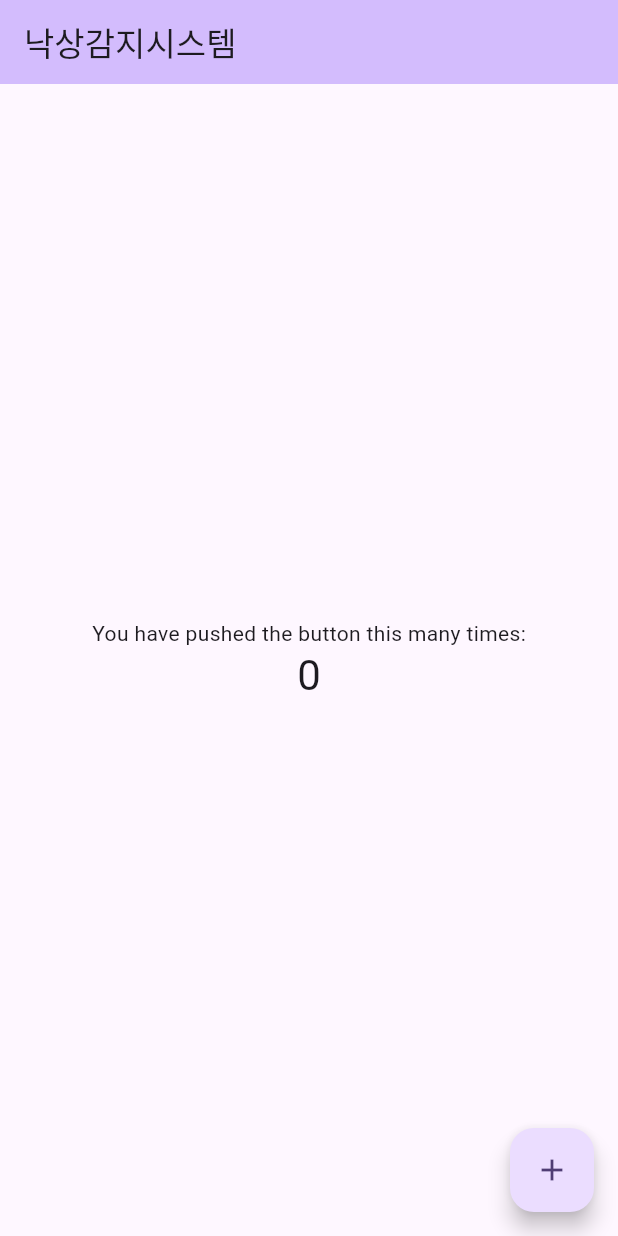
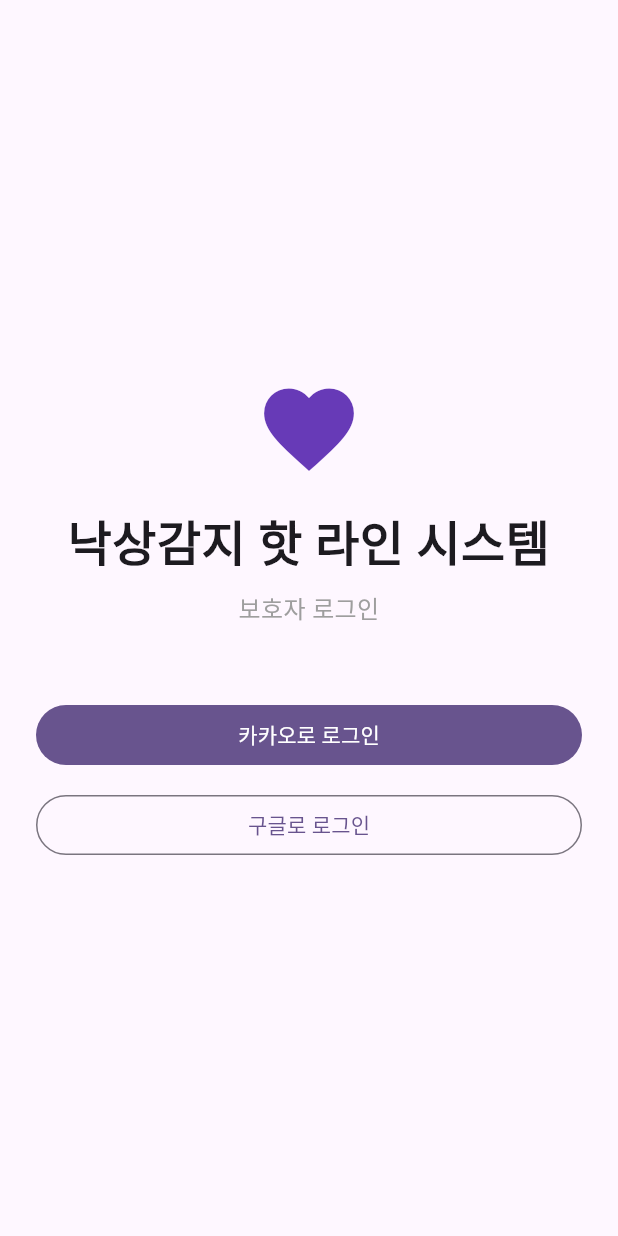
Before and after one commit to cherrishbombti/Cherrishbomb_APP, a Flutter app: the screen it shows after launch, on a phone screen of 412 x 824 dp. Run offline on Flutter 3.47's test engine with Material 3 defaults, Android fonts, the phone set to English and light mode, and no system bars.

Commit message:
feat: 보호자 로그인 화면 UI 및 화면 이동 구현 (#1)

```diff
--- a/lib/main.dart
+++ b/lib/main.dart
@@ -1,122 +1,105 @@
 import 'package:flutter/material.dart';
 
+// 앱의 시작점. 여기서 앱 전체를 실행한다.
 void main() {
-  runApp(const MyApp());
+  runApp(const CherrishbombApp());
 }
 
-class MyApp extends StatelessWidget {
-  const MyApp({super.key});
+// 앱의 뿌리(root) 위젯. 화면이 바뀌지 않는 껍데기라 StatelessWidget.
+class CherrishbombApp extends StatelessWidget {
+  const CherrishbombApp({super.key});
 
-  // This widget is the root of your application.
   @override
   Widget build(BuildContext context) {
     return MaterialApp(
-      title: 'Flutter Demo',
+      title: '낙상감지 핫 라인 시스템',
+      // 앱 전체의 기본 색/폰트 테마
       theme: ThemeData(
-        // This is the theme of your application.
-        //
-        // TRY THIS: Try running your application with "flutter run". You'll see
-        // the application has a purple toolbar. Then, without quitting the app,
-        // try changing the seedColor in the colorScheme below to Colors.green
-        // and then invoke "hot reload" (save your changes or press the "hot
-        // reload" button in a Flutter-supported IDE, or press "r" if you used
-        // the command line to start the app).
-        //
-        // Notice that the counter didn't reset back to zero; the application
-        // state is not lost during the reload. To reset the state, use hot
-        // restart instead.
-        //
-        // This works for code too, not just values: Most code changes can be
-        // tested with just a hot reload.
-        colorScheme: .fromSeed(seedColor: Colors.deepPurple),
+        colorScheme: ColorScheme.fromSeed(seedColor: Colors.deepPurple),
       ),
-      home: const MyHomePage(title: '낙상감지시스템'),
+      // 앱을 켜면 처음 보이는 화면
+      home: const LoginPage(),
     );
   }
 }
 
-class MyHomePage extends StatefulWidget {
-  const MyHomePage({super.key, required this.title});
-
-  // This widget is the home page of your application. It is stateful, meaning
-  // that it has a State object (defined below) that contains fields that affect
-  // how it looks.
-
-  // This class is the configuration for the state. It holds the values (in this
-  // case the title) provided by the parent (in this case the App widget) and
-  // used by the build method of the State. Fields in a Widget subclass are
-  // always marked "final".
-
-  final String title;
-
-  @override
-  State<MyHomePage> createState() => _MyHomePageState();
-}
-
-class _MyHomePageState extends State<MyHomePage> {
-  int _counter = 0;
-
-  void _incrementCounter() {
-    setState(() {
-      // This call to setState tells the Flutter framework that something has
-      // changed in this State, which causes it to rerun the build method below
-      // so that the display can reflect the updated values. If we changed
-      // _counter without calling setState(), then the build method would not be
-      // called again, and so nothing would appear to happen.
-      _counter++;
-    });
-  }
+// 로그인 화면. 아직 바뀌는 값이 없어서 StatelessWidget.
+class LoginPage extends StatelessWidget {
+  const LoginPage({super.key});
 
   @override
   Widget build(BuildContext context) {
-    // This method is rerun every time setState is called, for instance as done
-    // by the _incrementCounter method above.
-    //
-    // The Flutter framework has been optimized to make rerunning build methods
-    // fast, so that you can just rebuild anything that needs updating rather
-    // than having to individually change instances of widgets.
     return Scaffold(
-      appBar: AppBar(
-        // TRY THIS: Try changing the color here to a specific color (to
-        // Colors.amber, perhaps?) and trigger a hot reload to see the AppBar
-        // change color while the other colors stay the same.
-        backgroundColor: Theme.of(context).colorScheme.inversePrimary,
-        // Here we take the value from the MyHomePage object that was created by
-        // the App.build method, and use it to set our appbar title.
-        title: Text(widget.title),
-      ),
-      body: Center(
-        // Center is a layout widget. It takes a single child and positions it
-        // in the middle of the parent.
-        child: Column(
-          // Column is also a layout widget. It takes a list of children and
-          // arranges them vertically. By default, it sizes itself to fit its
-          // children horizontally, and tries to be as tall as its parent.
-          //
-          // Column has various properties to control how it sizes itself and
-          // how it positions its children. Here we use mainAxisAlignment to
-          // center the children vertically; the main axis here is the vertical
-          // axis because Columns are vertical (the cross axis would be
-          // horizontal).
-          //
-          // TRY THIS: Invoke "debug painting" (choose the "Toggle Debug Paint"
-          // action in the IDE, or press "p" in the console), to see the
-          // wireframe for each widget.
-          mainAxisAlignment: .center,
-          children: [
-            const Text('You have pushed the button this many times:'),
-            Text(
-              '$_counter',
-              style: Theme.of(context).textTheme.headlineMedium,
-            ),
-          ],
+      // SafeArea: 노치·상태바 같은 영역을 피해서 안전하게 그려줌
+      body: SafeArea(
+        child: Padding(
+          // 화면 좌우에 24픽셀 여백
+          padding: const EdgeInsets.symmetric(horizontal: 24),
+          child: Column(
+            // 세로 가운데 정렬
+            mainAxisAlignment: MainAxisAlignment.center,
+            // 가로로 꽉 채우기 (버튼이 화면 너비만큼 늘어나게)
+            crossAxisAlignment: CrossAxisAlignment.stretch,
+            children: [
+              // 앱 아이콘 느낌의 아이콘
+              const Icon(Icons.favorite, size: 72, color: Colors.deepPurple),
+              const SizedBox(height: 16), // 위젯 사이 세로 간격
+              // 앱 이름
+              const Text(
+                '낙상감지 핫 라인 시스템',
+                textAlign: TextAlign.center,
+                style: TextStyle(fontSize: 32, fontWeight: FontWeight.bold),
+              ),
+              const SizedBox(height: 8),
+              // 안내 문구
+              const Text(
+                '보호자 로그인',
+                textAlign: TextAlign.center,
+                style: TextStyle(fontSize: 16, color: Colors.grey),
+              ),
+              const SizedBox(height: 48),
+              // 카카오 로그인 버튼 → 홈 화면으로 이동
+              FilledButton(
+                onPressed: () {
+                  // Navigator.push: 새 화면을 현재 화면 "위에" 쌓아 올린다.
+                  // context는 "지금 이 위젯이 화면 어디에 있는지" 정보.
+                  Navigator.push(
+                    context,
+                    MaterialPageRoute(builder: (context) => const HomePage()),
+                  );
+                },
+                child: const Text('카카오로 로그인'),
+              ),
+              const SizedBox(height: 12),
+              // 구글 로그인 버튼
+              OutlinedButton(
+                onPressed: () {
+                  debugPrint('구글 로그인 버튼 눌림');
+                },
+                child: const Text('구글로 로그인'),
+              ),
+            ],
+          ),
         ),
-      ),
-      floatingActionButton: FloatingActionButton(
-        onPressed: _incrementCounter,
-        tooltip: 'Increment',
-        child: const Icon(Icons.add),
       ),
     );
   }
 }
+
+// 임시 홈 화면. 로그인 성공 후 보여줄 화면 (지금은 뼈대만).
+class HomePage extends StatelessWidget {
+  const HomePage({super.key});
+
+  @override
+  Widget build(BuildContext context) {
+    return Scaffold(
+      appBar: AppBar(
+        title: const Text('홈'),
+        // 뒤로가기 버튼은 Navigator가 자동으로 만들어 줌
+      ),
+      body: const Center(
+        child: Text('로그인 성공! 홈 화면입니다.', style: TextStyle(fontSize: 18)),
+      ),
+    );
+  }
+}
```
Also changed, not shown: 3 other files.
